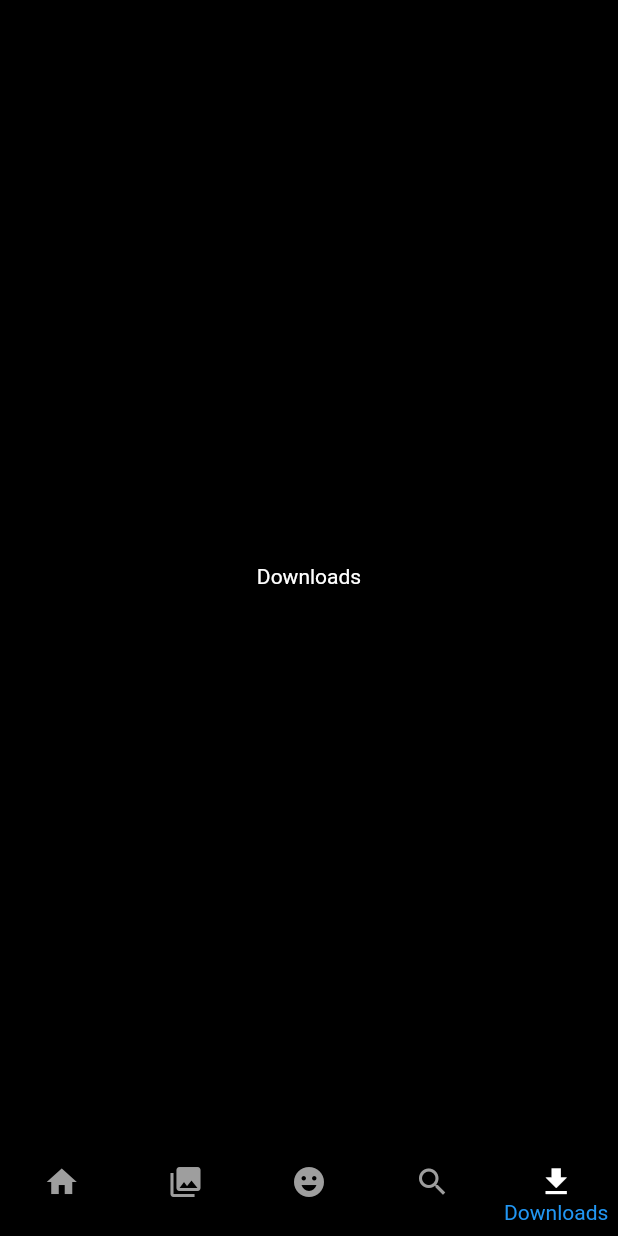
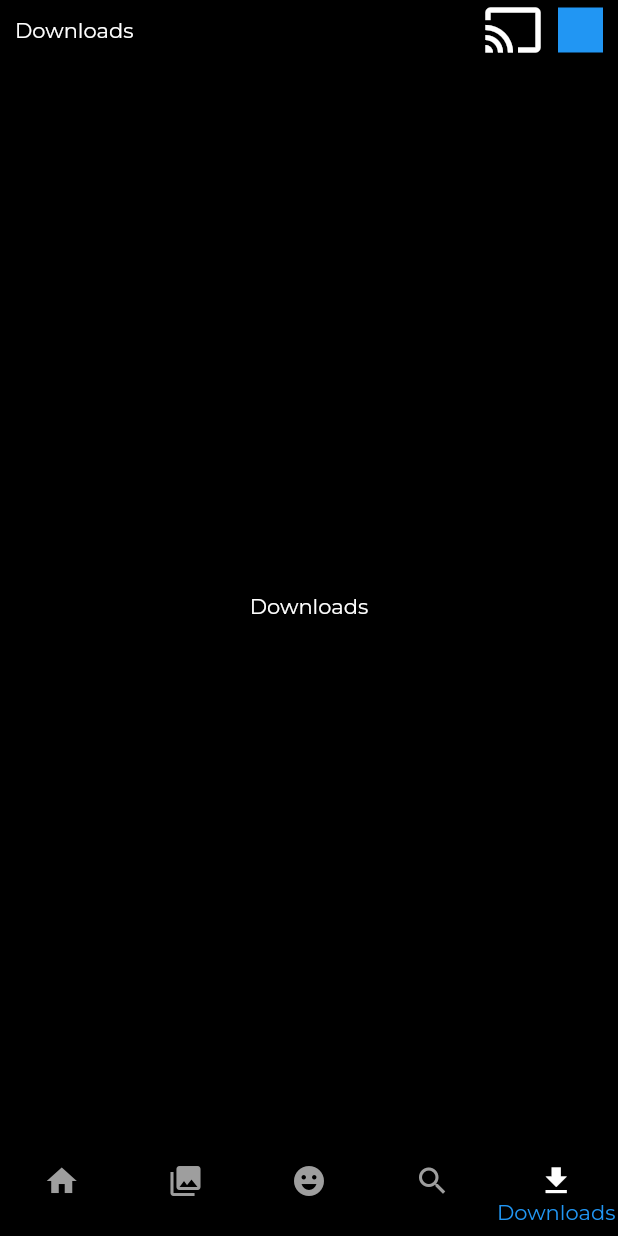
Before and after one commit to Muhammed-irshad-np/NetflixcloneFlutter, a Flutter app: the screen it shows after launch, item 5 of the bottom bar chosen, on a phone screen of 412 x 824 dp. Run offline on Flutter 3.47's test engine with Material 2 defaults, Android fonts, the phone set to English and light mode, and no system bars; our stand-ins replace google_fonts.

Commit message:
Custom app bar build

```diff
--- /dev/null
+++ b/lib/core/constants.dart
@@ -0,0 +1,5 @@
+import 'package:flutter/material.dart';
+
+const kwidth = SizedBox(
+  width: 10,
+);
--- a/lib/main.dart
+++ b/lib/main.dart
@@ -1,4 +1,5 @@
 import 'package:flutter/material.dart';
+import 'package:google_fonts/google_fonts.dart';
 import 'package:netflixclone/core/colors/colors.dart';
 import 'package:netflixclone/presentation/main_page/widgets/screen_mainpage.dart';
 
@@ -12,14 +13,16 @@ class MainApp extends StatelessWidget {
   @override
   Widget build(BuildContext context) {
     return MaterialApp(
+      debugShowCheckedModeBanner: false,
       theme: ThemeData(
+          fontFamily: GoogleFonts.montserrat().fontFamily,
           scaffoldBackgroundColor: backgroundcolor,
           colorScheme: ColorScheme.fromSwatch(primarySwatch: Colors.blue)
               .copyWith(background: backgroundcolor),
           textTheme: const TextTheme(
               bodyLarge: TextStyle(color: Colors.white),
               bodyMedium: TextStyle(color: Colors.white))),
-      home:  ScreenMainPage(),
+      home: ScreenMainPage(),
     );
   }
 }
--- /dev/null
+++ b/lib/presentation/custom_widgets/custom_appbar/custom_appbar.dart
@@ -0,0 +1,31 @@
+import 'package:flutter/material.dart';
+import 'package:netflixclone/core/constants.dart';
+
+class CustomAppbar extends StatelessWidget {
+  const CustomAppbar({super.key});
+
+  @override
+  Widget build(BuildContext context) {
+    return SafeArea(
+        child: Padding(
+      padding: const EdgeInsets.symmetric(horizontal: 10),
+      child: Row(
+        children: [
+          const Text("Downloads"),
+          const Spacer(),
+          const Icon(
+            size: 40,
+            Icons.cast,
+            color: Colors.white,
+          ),
+          kwidth,
+          Container(
+            color: Colors.blue,
+            height: 30,
+            width: 30,
+          )
+        ],
+      ),
+    ));
+  }
+}
--- a/lib/presentation/downloads/widgets/screen_downloads.dart
+++ b/lib/presentation/downloads/widgets/screen_downloads.dart
@@ -1,15 +1,17 @@
 import 'package:flutter/material.dart';
+import 'package:netflixclone/presentation/custom_widgets/custom_appbar/custom_appbar.dart';
 
 class ScreenDownloads extends StatelessWidget {
-  const ScreenDownloads({super.key});
+  ScreenDownloads({super.key});
 
   @override
   Widget build(BuildContext context) {
     return const Scaffold(
-      body: SafeArea(
-          child: Center(
+      appBar: PreferredSize(
+          preferredSize: Size.fromHeight(50), child: CustomAppbar()),
+      body: Center(
         child: Text("Downloads"),
-      )),
+      ),
     );
   }
 }
--- a/lib/presentation/main_page/widgets/screen_mainpage.dart
+++ b/lib/presentation/main_page/widgets/screen_mainpage.dart
@@ -11,7 +11,7 @@ import 'package:netflixclone/presentation/search/screen_search.dart';
 
 class ScreenMainPage extends StatelessWidget {
   ScreenMainPage({super.key});
-  final _screnlist = const [
+  final _screnlist = [
     ScreenHome(),
     ScreenNewAndHot(),
     ScreenFastLaugh(),
@@ -28,7 +28,7 @@ class ScreenMainPage extends StatelessWidget {
           return _screnlist[index];
         },
       ),
-      bottomNavigationBar: BottomNavWidget(),
+      bottomNavigationBar: const BottomNavWidget(),
     );
   }
 }
--- a/pubspec.yaml
+++ b/pubspec.yaml
@@ -9,6 +9,7 @@ environment:
 dependencies:
   flutter:
     sdk: flutter
+  google_fonts:
 
 dev_dependencies:
   flutter_test:
```
Also changed, not shown: pubspec.lock, 3 other files.
